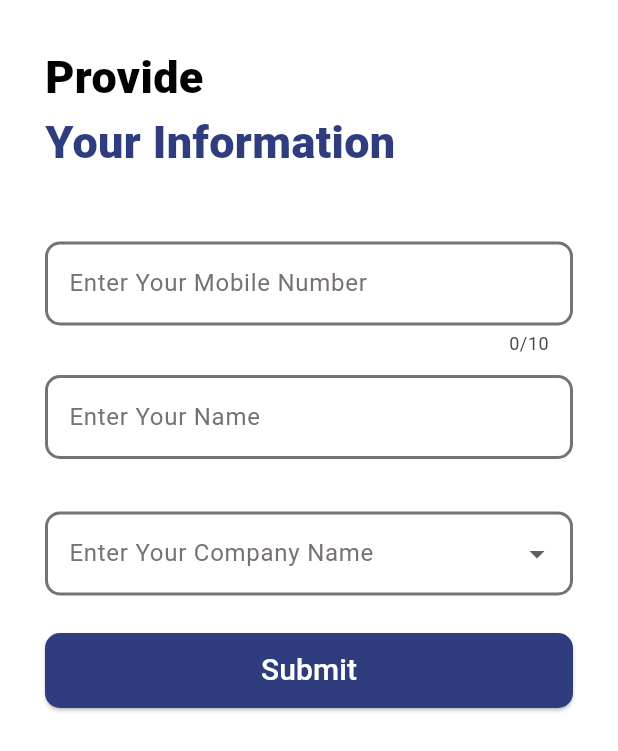
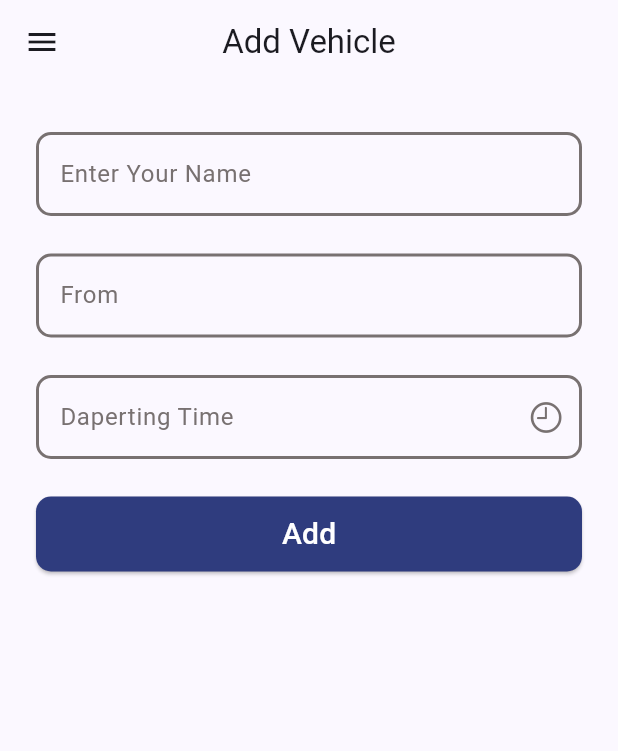
Before and after one commit to Mohammad-Rishad-p/info_cab, a Flutter app: the screen it shows after launch, on a phone screen of 412 x 824 dp. Shown: the top 751 px of the screen. Run offline on Flutter 3.47's test engine with Material 3 defaults, Android fonts, the phone set to English and light mode, and no system bars.

Commit message:
created add vehicle page in admin

```diff
--- a/lib/main.dart
+++ b/lib/main.dart
@@ -1,4 +1,6 @@
 import 'package:flutter/material.dart';
+import 'package:info_cab_u/constant.dart';
+import 'package:info_cab_u/pages/admin/add_vehicle_page.dart';
 import 'package:info_cab_u/pages/user/dashboard_page.dart';
 import 'package:info_cab_u/pages/user/home_page.dart';
 import 'package:info_cab_u/pages/user/login_page.dart';
@@ -19,7 +21,7 @@ class MyApp extends StatelessWidget {
     return MaterialApp(
       debugShowCheckedModeBanner: false,
 
-      initialRoute: '/register',
+      initialRoute: '/add_vehicle',
       routes: {
         '/': (context) => HomePage(),
         '/register': (context) => UserRegisterPage(),
@@ -27,8 +29,13 @@ class MyApp extends StatelessWidget {
         '/trips': (context) => TripsPage(),
         '/profile': (context) => ProfilePage(),
         '/login': (context) => LoginPage(),
-        '/dashboard': (context) => DashboardPage()
+        '/dashboard': (context) => DashboardPage(),
+        '/add_vehicle': (context) =>AddVehiclePage()
       },
+      theme: ThemeData(
+        colorScheme: ColorScheme.fromSeed(seedColor: textPrimColor),
+        useMaterial3: true,
+      ),
     );
   }
 }
--- /dev/null
+++ b/lib/pages/admin/add_vehicle_page.dart
@@ -0,0 +1,195 @@
+import 'package:flutter/cupertino.dart';
+import 'package:flutter/material.dart';
+import 'package:info_cab_u/basic_widgets/button_widget.dart';
+import 'package:intl/intl.dart';
+
+import '../../constant.dart';
+
+class AddVehiclePage extends StatefulWidget {
+  const AddVehiclePage({super.key});
+
+  @override
+  State<AddVehiclePage> createState() => _AddVehiclePageState();
+}
+
+class _AddVehiclePageState extends State<AddVehiclePage> {
+  final _formKey = GlobalKey<FormState>();
+  final TextEditingController _timeController = TextEditingController();
+
+  Future<void> _selectTime(BuildContext context) async {
+    final TimeOfDay? picked = await showTimePicker(
+      context: context,
+      initialTime: TimeOfDay.now(),
+    );
+    if (picked != null) {
+      final now = DateTime.now();
+      final selectedTime = DateTime(now.year, now.month, now.day, picked.hour, picked.minute);
+      final formattedTime = DateFormat('hh:mm a').format(selectedTime);
+      setState(() {
+        _timeController.text = formattedTime;
+      });
+    }
+  }
+
+  @override
+  void dispose() {
+    _timeController.dispose();
+    super.dispose();
+  }
+
+
+  @override
+  Widget build(BuildContext context) {
+    return Scaffold(
+      appBar: AppBar(
+        title: const Text('Add Vehicle'),
+        centerTitle: true,
+      ),
+      drawer: Drawer(),
+      body: Padding(
+        padding: const EdgeInsets.fromLTRB(24, 32, 24, 8),
+        child: Form(
+            key: _formKey,
+            child: Column(
+              children: [
+                TextFormField(
+                  style: TextStyle(
+                    color: textSecColor
+                  ),
+                  decoration: const InputDecoration(
+                    labelText: 'Enter Your Name',
+                    labelStyle: TextStyle(
+                        color: textSecColor
+                    ),
+                    border: OutlineInputBorder(
+                        borderSide: BorderSide(color: textSecColor, width: 2.0),
+                        borderRadius: BorderRadius.all(Radius.circular(10))),
+                    enabledBorder: OutlineInputBorder(
+                      borderSide: BorderSide(color: textSecColor, width: 2.0),
+                      borderRadius: BorderRadius.all(Radius.circular(10)),
+                    ),
+                    focusedBorder: OutlineInputBorder(
+                      borderSide: BorderSide(color: textSecColor, width: 2.0),
+                      borderRadius: BorderRadius.all(Radius.circular(10)),
+                    ),
+                    errorBorder: OutlineInputBorder(
+                      borderSide:
+                      BorderSide(color: Colors.redAccent, width: 2.0),
+                      borderRadius: BorderRadius.all(Radius.circular(10)),
+                    ),
+                    focusedErrorBorder: OutlineInputBorder(
+                      borderSide:
+                      BorderSide(color: Colors.redAccent, width: 2.0),
+                      borderRadius: BorderRadius.all(Radius.circular(10)),
+                    ),
+                  ),
+                  validator: (value) {
+                    if (value == null || value.isEmpty) {
+                      return 'Please enter your name';
+                    }
+                    return null;
+                  },
+                ),
+                SizedBox(height: 25,),
+                TextFormField(
+                  style: TextStyle(
+                      color: textSecColor
+                  ),
+                  decoration: const InputDecoration(
+                    labelText: 'From',
+                    labelStyle: TextStyle(
+                        color: textSecColor
+                    ),
+                    border: OutlineInputBorder(
+                        borderSide: BorderSide(color: textSecColor, width: 2.0),
+                        borderRadius: BorderRadius.all(Radius.circular(10))),
+                    enabledBorder: OutlineInputBorder(
+                      borderSide: BorderSide(color: textSecColor, width: 2.0),
+                      borderRadius: BorderRadius.all(Radius.circular(10)),
+                    ),
+                    focusedBorder: OutlineInputBorder(
+                      borderSide: BorderSide(color: textSecColor, width: 2.0),
+                      borderRadius: BorderRadius.all(Radius.circular(10)),
+                    ),
+                    errorBorder: OutlineInputBorder(
+                      borderSide:
+                      BorderSide(color: Colors.redAccent, width: 2.0),
+                      borderRadius: BorderRadius.all(Radius.circular(10)),
+                    ),
+                    focusedErrorBorder: OutlineInputBorder(
+                      borderSide:
+                      BorderSide(color: Colors.redAccent, width: 2.0),
+                      borderRadius: BorderRadius.all(Radius.circular(10)),
+                    ),
+                  ),
+                  validator: (value) {
+                    if (value == null || value.isEmpty) {
+                      return 'Please enter Place';
+                    }
+                    return null;
+                  },
+                ),
+                SizedBox(
+                  height: 25,
+                ),
+                GestureDetector(
+                  onTap: (){
+                    _selectTime(context);
+                  },
+                  child: AbsorbPointer(
+                    child: TextFormField(
+
+                      controller: _timeController,
+                      style: TextStyle(
+                          color: textSecColor
+                      ),
+                      decoration: const InputDecoration(
+                        suffixIcon: Icon(CupertinoIcons.clock,color: textSecColor,),
+                        labelText: 'Daperting Time',
+                        labelStyle: TextStyle(
+                            color: textSecColor
+                        ),
+                        border: OutlineInputBorder(
+                            borderSide: BorderSide(color: textSecColor, width: 2.0),
+                            borderRadius: BorderRadius.all(Radius.circular(10))),
+                        enabledBorder: OutlineInputBorder(
+                          borderSide: BorderSide(color: textSecColor, width: 2.0),
+                          borderRadius: BorderRadius.all(Radius.circular(10)),
+                        ),
+                        focusedBorder: OutlineInputBorder(
+                          borderSide: BorderSide(color: textSecColor, width: 2.0),
+                          borderRadius: BorderRadius.all(Radius.circular(10)),
+                        ),
+                        errorBorder: OutlineInputBorder(
+                          borderSide:
+                          BorderSide(color: Colors.redAccent, width: 2.0),
+                          borderRadius: BorderRadius.all(Radius.circular(10)),
+                        ),
+                        focusedErrorBorder: OutlineInputBorder(
+                          borderSide:
+                          BorderSide(color: Colors.redAccent, width: 2.0),
+                          borderRadius: BorderRadius.all(Radius.circular(10)),
+                        ),
+                      ),
+                      validator: (value) {
+                        if (value == null || value.isEmpty) {
+                          return 'Please enter Departing time';
+                        }
+                        return null;
+                      },
+                    ),
+                  ),
+                ),
+                SizedBox(height: 25,),
+                Button(onPressed: (){
+                  if (_formKey.currentState!.validate()) {
+                    // Process data
+                  }
+                }, text: 'Add')
+              ],
+            )
+        ),
+      ),
+    );
+  }
+}
--- a/lib/pages/user/home_page.dart
+++ b/lib/pages/user/home_page.dart
@@ -155,6 +155,9 @@ class _MyHomePageState extends State<HomePage> {
               ),
               const SizedBox(height: 25.0),
               TextFormField(
+                style: TextStyle(
+                    color: textSecColor
+                ),
                 decoration: const InputDecoration(
                   suffixIcon: Icon(Icons.calendar_month_outlined),
                   labelText: 'Date',
--- a/lib/pages/user/login_page.dart
+++ b/lib/pages/user/login_page.dart
@@ -32,6 +32,9 @@ class _LoginPageState extends State<LoginPage> {
                     height: 40,
                   ),
                   TextFormField(
+                    style: TextStyle(
+                        color: textSecColor
+                    ),
                     maxLength: 10,
                     decoration: const InputDecoration(
                       labelText: 'Enter Your Phone Number',
--- a/lib/pages/user/otp_page.dart
+++ b/lib/pages/user/otp_page.dart
@@ -65,11 +65,14 @@ class _OtpPageState extends State<OtpPage> {
                   ),
                   // design of a single box
                   child: TextField(
+                    style: TextStyle(
+                        color: textSecColor,
+                        fontSize: 24
+                    ),
                     controller: controllers[index],
                     focusNode: focusNodes[index],
                     maxLength: 1,
                     textAlign: TextAlign.center,
-                    style: TextStyle(fontSize: 24),
                     keyboardType: TextInputType.number,
                     decoration: InputDecoration(
                       border: InputBorder.none,
--- a/pubspec.yaml
+++ b/pubspec.yaml
@@ -35,6 +35,7 @@ dependencies:
   # The following adds the Cupertino Icons font to your application.
   # Use with the CupertinoIcons class for iOS style icons.
   cupertino_icons: ^1.0.6
+  intl: ^0.17.0
 
 dev_dependencies:
   flutter_test:
```
Also changed, not shown: lib/pages/user/canceled_page.dart (added, +12 -0 lines), lib/pages/user/completed_page.dart (added, +17 -0 lines), lib/pages/user/trips_page.dart (+34 -1 lines), lib/pages/user/upcoming_page.dart (added, +12 -0 lines), lib/pages/user/user_register_page.dart (+3 -9 lines), pubspec.lock.
